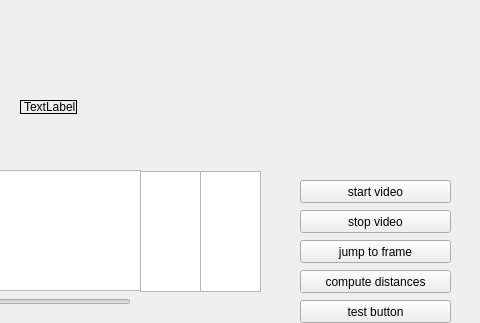
First picture: the form in videoProc/videoPlayer.ui, repository groakat/videotagger, before the edit; both pictures show x 640 to 1120 and y 400 to 723 of the 1120 by 723 pixel window.
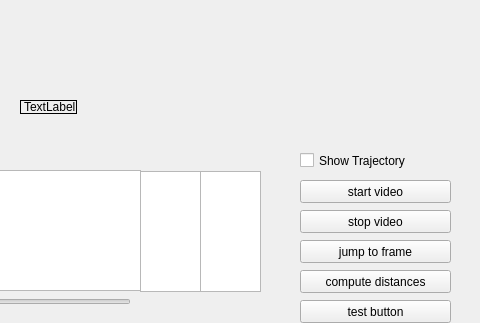
Second picture: the form after the edit.

```diff
--- a/videoProc/videoPlayer.ui
+++ b/videoProc/videoPlayer.ui
@@ -671,6 +671,19 @@
     <string>TextLabel</string>
    </property>
   </widget>
+  <widget class="QCheckBox" name="cb_trajectory">
+   <property name="geometry">
+    <rect>
+     <x>940</x>
+     <y>550</y>
+     <width>161</width>
+     <height>21</height>
+    </rect>
+   </property>
+   <property name="text">
+    <string>Show Trajectory</string>
+   </property>
+  </widget>
  </widget>
  <resources/>
  <connections/>
```
